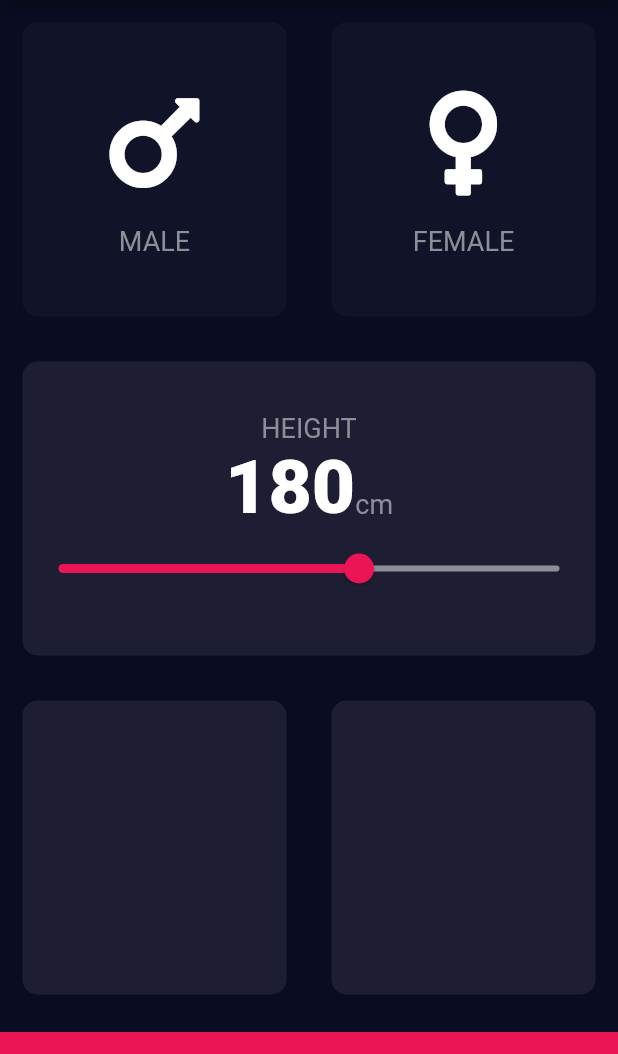
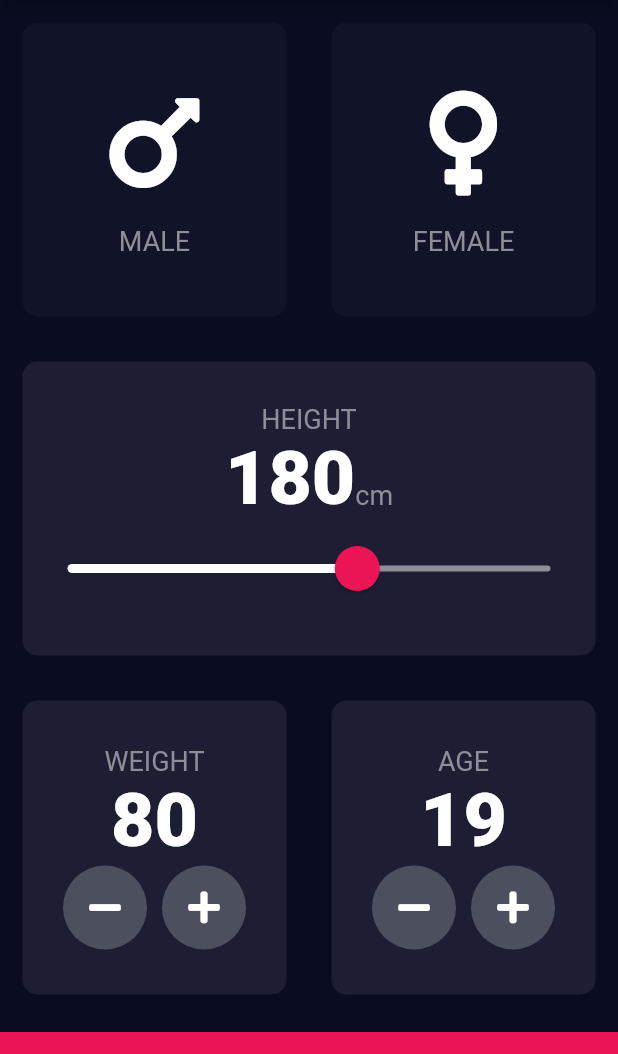
Before and after one commit to srimantabagchi/bmi_calculator_flutter, a Flutter app: the screen it shows after launch, on a phone screen of 412 x 824 dp, the part 84-1138 px from its top. Run offline on Flutter 3.47's test engine with Material 2 defaults, Android fonts, the phone set to English and light mode, and no system bars; our stand-ins replace font_awesome_flutter.

Commit message:
Add Weight and Height buttons

```diff
--- a/lib/input_page.dart
+++ b/lib/input_page.dart
@@ -15,6 +15,8 @@ class InputPage extends StatefulWidget {
 class _InputPageState extends State<InputPage> {
   Gender gender;
   int height = 180;
+  int weight = 80;
+  int age = 19;
 
   @override
   Widget build(BuildContext context) {
@@ -88,17 +90,26 @@ class _InputPageState extends State<InputPage> {
                       ),
                     ],
                   ),
-                  Slider(
+                  SliderTheme(
+                    data: SliderTheme.of(context).copyWith(
+                        activeTrackColor: Colors.white,
+                        inactiveTrackColor: Color(0xFF8D8E98),
+                        thumbColor: Color(0xFFEB1555),
+                        overlayColor: Color(0x29EB1555),
+                        thumbShape:
+                            RoundSliderThumbShape(enabledThumbRadius: 15.0),
+                        overlayShape:
+                            RoundSliderOverlayShape(overlayRadius: 30.0)),
+                    child: Slider(
                         value: height.toDouble(),
                         min: 120.0,
                         max: 220.0,
-                      activeColor: Color(0xFFEB1555),
-                      inactiveColor: Color(0xFF8D8E98),
                         onChanged: (double newValue) {
                           setState(() {
                             height = newValue.round();
                           });
-                      })
+                        }),
+                  )
                 ],
               ),
             )),
@@ -108,12 +119,85 @@ class _InputPageState extends State<InputPage> {
                   Expanded(
                       child: ReusableCard(
                     color: kActiveCardColor,
+                    cardChild: Column(
+                      mainAxisAlignment: MainAxisAlignment.center,
+                      children: [
+                        Text(
+                          'WEIGHT',
+                          style: kLabelTextStyle,
+                        ),
+                        Text(
+                          weight.toString(),
+                          style: kNumberTextStyle,
+                        ),
+                        Row(
+                          mainAxisAlignment: MainAxisAlignment.center,
+                          children: [
+                            RoundIconButton(
+                              icon: FontAwesomeIcons.minus,
+                              onPressed: () {
+                                setState(() {
+                                  weight--;
+                                });
+                              },
+                            ),
+                            SizedBox(
+                              width: 10.0,
+                            ),
+                            RoundIconButton(
+                              icon: FontAwesomeIcons.plus,
+                              onPressed: () {
+                                setState(() {
+                                  weight++;
+                                });
+                              },
+                            )
+                          ],
+                        )
+                      ],
+                    ),
                   )),
                   Expanded(
                       child: ReusableCard(
                         color: kActiveCardColor,
+                        cardChild: Column(
+                          mainAxisAlignment: MainAxisAlignment.center,
+                          children: [
+                            Text(
+                              'AGE',
+                              style: kLabelTextStyle,
                             ),
+                            Text(
+                              age.toString(),
+                              style: kNumberTextStyle,
                             ),
+                            Row(
+                              mainAxisAlignment: MainAxisAlignment.center,
+                              children: [
+                                RoundIconButton(
+                                  icon: FontAwesomeIcons.minus,
+                                  onPressed: () {
+                                    setState(() {
+                                      age--;
+                                    });
+                                  },
+                                ),
+                                SizedBox(
+                                  width: 10.0,
+                                ),
+                                RoundIconButton(
+                                  icon: FontAwesomeIcons.plus,
+                                  onPressed: () {
+                                    setState(() {
+                                      age++;
+                                    });
+                                  },
+                                )
+                              ],
+                            )
+                          ],
+                        ),
+                      )),
                 ],
               ),
             ),
@@ -127,3 +211,25 @@ class _InputPageState extends State<InputPage> {
         ));
   }
 }
+
+class RoundIconButton extends StatelessWidget {
+  RoundIconButton({@required this.icon, @required this.onPressed});
+
+  final IconData icon;
+  final Function onPressed;
+
+  @override
+  Widget build(BuildContext context) {
+    return RawMaterialButton(
+      child: Icon(icon),
+      onPressed: onPressed,
+      elevation: 0.0,
+      constraints: BoxConstraints.tightFor(
+        width: 56.0,
+        height: 56.0,
+      ),
+      shape: CircleBorder(),
+      fillColor: Color(0xFF4C4F5E),
+    );
+  }
+}
```
Lines whose indentation alone changed are shown as unchanged.
